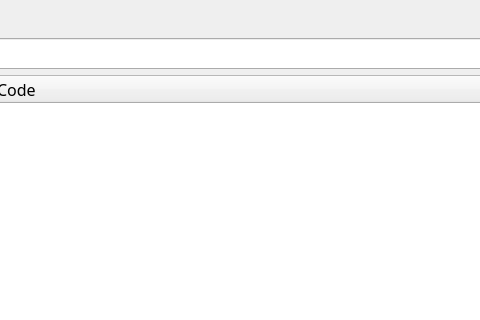
First picture: the form in resource/ui/sub_tool.ui, repository leecurrent04/AVR-Development-Utility, before the edit; both pictures show x 415 to 895 and y 0 to 320 of the 1000 by 700 pixel window.
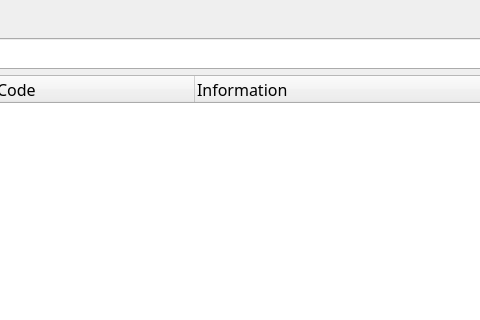
Second picture: the form after the edit. Icons and pictures are not drawn.

```diff
--- a/resource/ui/sub_tool.ui
+++ b/resource/ui/sub_tool.ui
@@ -83,6 +83,11 @@
           <string>Code</string>
          </property>
         </column>
+        <column>
+         <property name="text">
+          <string>Information</string>
+         </property>
+        </column>
        </widget>
       </item>
       <item row="0" column="0">
```
